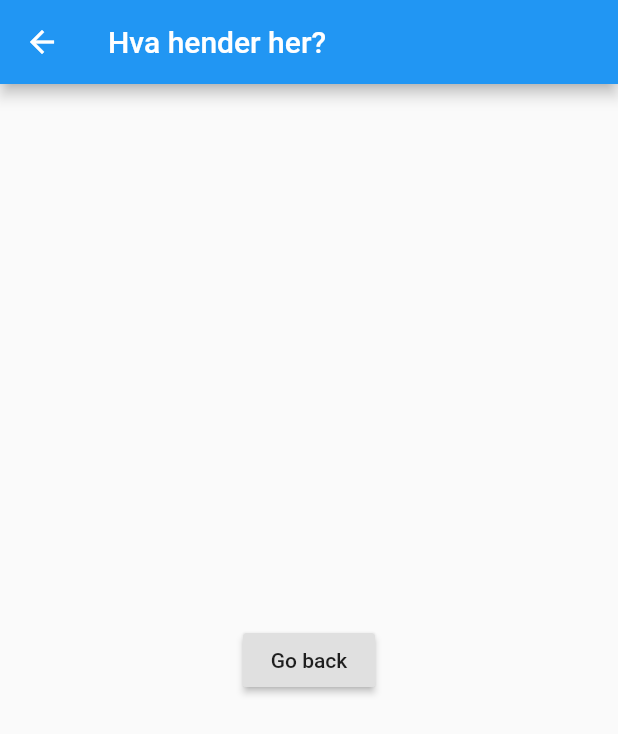
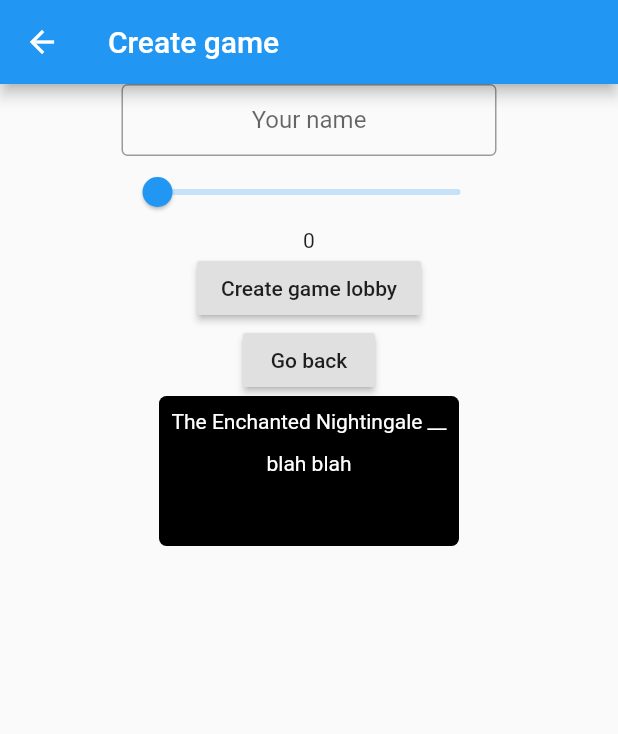
Before and after one commit to AndreasVu/Flutter-demo, a Flutter app: the screen it shows after launch, after a tap on "Create game", on a phone screen of 412 x 824 dp. Shown: the top 734 px of the screen. Run offline on Flutter 3.47's test engine with Material 2 defaults, Android fonts, the phone set to English and light mode, and no system bars; network calls fail.

Commit message:
Creategame page

```diff
--- a/lib/main.dart
+++ b/lib/main.dart
@@ -1,3 +1,6 @@
+import 'dart:convert';
+import 'dart:io';
+
 import 'package:flutter/cupertino.dart';
 import 'package:flutter/material.dart';
 import 'package:flutter/rendering.dart';
@@ -19,7 +22,7 @@ class MyApp extends StatelessWidget {
         '/create' : (context) => CreateGame(),
       },
       theme: ThemeData(
-        primarySwatch: Colors.blue,
+        backgroundColor: Colors.white
       )
     );
   }
@@ -38,18 +41,18 @@ class MyHomePage extends StatelessWidget {
                 padding: EdgeInsets.fromLTRB(0, 50, 0, 0),
               ),
               Flexible(
+                fit: FlexFit.loose,
                 child: FractionallySizedBox(
                   alignment: Alignment.center,
                   widthFactor: 0.8,
                   heightFactor: 0.3,
                   child: Container(
-                    constraints: BoxConstraints.expand(),
                     decoration: BoxDecoration(
                       color: Colors.black,
-                      borderRadius: new BorderRadius.all(new Radius.circular(5.0)),
+                      borderRadius: BorderRadius.all(Radius.circular(5.0)),
                     ),
                     child: Center(
-                      child: Text("Cards Against Programmers", style: TextStyle(color: Colors.white, fontSize: 28)),
+                      child: Text("Cards Against Programmers", style: TextStyle(color: Colors.white, fontSize: 28), textAlign: TextAlign.center,),
                     )
                   ),
                 ),
@@ -95,11 +98,14 @@ class MyHomePage extends StatelessWidget {
 }
 
 class JoinGame extends StatelessWidget {
+  final codeController = TextEditingController();
+  final nameController = TextEditingController();
   @override
   Widget build(BuildContext context) {
     return Scaffold(
       appBar: AppBar(
-        title: Text('Join a game'),
+        backgroundColor: Colors.black,
+        title: Text('Join a game', style: TextStyle(color: Colors.white),),
       ),
       body: Center(
         child: Container(
@@ -110,6 +116,7 @@ class JoinGame extends StatelessWidget {
                 padding: EdgeInsets.fromLTRB(0, 50, 0, 0),
               ),
               TextFormField(
+                controller: codeController,
                 textAlign: TextAlign.center,
                 decoration: InputDecoration(
                   border: OutlineInputBorder(),
@@ -121,6 +128,7 @@ class JoinGame extends StatelessWidget {
                 padding: EdgeInsets.fromLTRB(0, 10, 0, 0),
               ),
               TextFormField(
+                controller: nameController,
                 textAlign: TextAlign.center,
                 decoration: InputDecoration(
                   border: OutlineInputBorder(),
@@ -132,8 +140,11 @@ class JoinGame extends StatelessWidget {
                 padding: EdgeInsets.fromLTRB(0, 10, 0, 0),
               ),
               RaisedButton(
-                onPressed: () {},
-                child: Text('Join'),
+                color: Colors.black,
+                onPressed: () {
+                  joinGame(this.codeController.text, this.nameController.text);
+                  },
+                child: Text('Join', style: TextStyle(color: Colors.white),),
               )
             ],
           ),
@@ -141,23 +152,97 @@ class JoinGame extends StatelessWidget {
       ),
     );
   }
+
+  void joinGame(String code, String name) async {
+    var ws = await WebSocket.connect('ws://10.97.60.164:8080/game');
+
+    ws.addUtf8Text(utf8.encode(json.encode({'message': 'join_game', 'code': '$code', 'username': '$name'})));
+    ws.listen((msg) {
+      print(msg);
+    });
+  }
 }
 
 class CreateGame extends StatelessWidget {
+  final myController = TextEditingController();
   @override
   Widget build(BuildContext context) {
     return Scaffold(
       appBar: AppBar(
-        title: Text('Hva hender her?'),
+        title: Text('Create game'),
       ),
       body: Center(
-        child: RaisedButton(
-          onPressed: () {
-            Navigator.pop(context);
-          },
-          child: Text('Go back'),
+        child: Container(
+          width: 250,
+          child: Column(
+            children: <Widget>[
+              TextFormField(
+                controller: myController,
+                textAlign: TextAlign.center,
+                decoration: InputDecoration(
+                  border: OutlineInputBorder(),
+                  contentPadding: EdgeInsets.all(10),
+                  hintText: 'Your name',
+                ),
+              ),
+              SliderState(),
+              RaisedButton(
+                onPressed: () {
+                  createLobby(myController.text);
+                },
+                child: Text('Create game lobby'),
+              ),
+              RaisedButton(
+                onPressed: () {
+                  Navigator.pop(context);
+                  },
+                child: Text('Go back'),
+              ),
+              Container(
+                height: 100,
+                width: 200,
+                decoration: BoxDecoration(
+                    color: Colors.black,
+                    borderRadius: new BorderRadius.all(Radius.circular(5.0))),
+                  child: Text(
+                      'The Enchanted Nightingale __ blah blah',
+                      textAlign: TextAlign.center,
+                      style: TextStyle(color: Colors.white, height: 2)
+                  ),
+              ),
+            ],
+          ),
         ),
       ),
     );
   }
+
+  void createLobby(String name) async  {
+    var ws = await WebSocket.connect('ws://10.97.60.164:8080/game');
+
+    ws.addUtf8Text(utf8.encode(json.encode({'message': 'create_game', 'username': '$name'})));
+  }
 }
+
+class SliderState extends StatefulWidget{
+  @override
+  createState()  => _SliderState();
+
+}
+
+class _SliderState extends State<SliderState>{
+  double _value = 0.0;
+  @override
+  Widget build(BuildContext context) {
+    return Column(
+      children: <Widget>[
+        Slider(
+        value: this._value,
+         min: 0.0, max: 10.0,
+         onChanged: (double value) {setState(() => _value = value);},
+        ),
+        Text('${_value.toInt()}')
+      ],
+    );
+  }
+}
```
